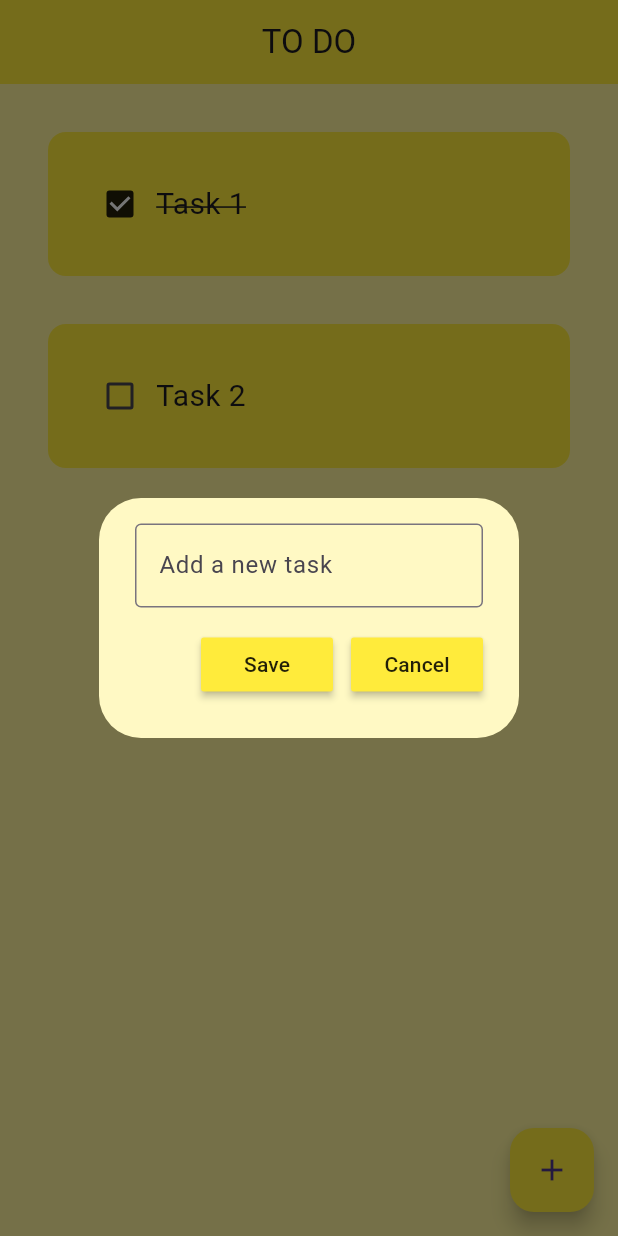
After one commit to glenjaysondmello/taskzen_flutter, a Flutter app: the screen it shows after launch, after a tap on the "add" icon, on a phone screen of 412 x 824 dp. The commit adds this screen. Run offline on Flutter 3.47's test engine with Material 3 defaults, Android fonts, the phone set to English and light mode, and no system bars.

Commit message:
adding tasks using dialog box

```diff
--- a/lib/pages/home_page.dart
+++ b/lib/pages/home_page.dart
@@ -1,4 +1,5 @@
 import 'package:flutter/material.dart';
+import 'package:new_project/util/dialog_box.dart';
 import 'package:new_project/util/todo_tile.dart';
 
 class HomePage extends StatefulWidget {
@@ -9,6 +10,8 @@ class HomePage extends StatefulWidget {
 }
 
 class _HomePageState extends State<HomePage> {
+  final _controller = TextEditingController();
+
   List todoList = [
     ["Task 1", true],
     ["Task 2", false],
@@ -20,6 +23,27 @@ class _HomePageState extends State<HomePage> {
     });
   }
 
+  void _onSave() {
+    setState(() {
+      todoList.add([_controller.text, false]);
+      _controller.clear();
+    });
+    Navigator.of(context).pop();
+  }
+
+  void createNewTask() {
+    showDialog(
+      context: context,
+      builder: (context) {
+        return DialogBox(
+          controller: _controller,
+          onSave: _onSave,
+          onCancel: () => Navigator.of(context).pop(),
+        );
+      },
+    );
+  }
+
   @override
   Widget build(BuildContext context) {
     return Scaffold(
@@ -28,6 +52,11 @@ class _HomePageState extends State<HomePage> {
         backgroundColor: Colors.yellow,
         title: Text("TO DO"),
         centerTitle: true,
+      ),
+      floatingActionButton: FloatingActionButton(
+        onPressed: createNewTask,
+        backgroundColor: Colors.yellow,
+        child: Icon(Icons.add),
       ),
       body: ListView.builder(
         itemCount: todoList.length,
--- /dev/null
+++ b/lib/util/dialog_box.dart
@@ -0,0 +1,50 @@
+import 'package:flutter/material.dart';
+import 'package:new_project/util/my_button.dart';
+
+class DialogBox extends StatelessWidget {
+  final TextEditingController controller;
+  final VoidCallback onSave;
+  final VoidCallback onCancel;
+
+  const DialogBox({
+    super.key,
+    required this.controller,
+    required this.onSave,
+    required this.onCancel,
+  });
+
+  @override
+  Widget build(BuildContext context) {
+    return AlertDialog(
+      backgroundColor: Colors.yellow[100],
+      content: SizedBox(
+        height: 120,
+        child: Column(
+          mainAxisAlignment: MainAxisAlignment.spaceEvenly,
+          children: [
+            TextField(
+              controller: controller,
+              decoration: InputDecoration(
+                border: OutlineInputBorder(),
+                hintText: "Add a new task",
+              ),
+            ),
+
+            SizedBox(height: 12),
+
+            Row(
+              mainAxisAlignment: MainAxisAlignment.end,
+              children: [
+                MyButton(text: "Save", onPressed: onSave),
+
+                SizedBox(width: 12),
+
+                MyButton(text: "Cancel", onPressed: onCancel),
+              ],
+            ),
+          ],
+        ),
+      ),
+    );
+  }
+}
--- /dev/null
+++ b/lib/util/my_button.dart
@@ -0,0 +1,17 @@
+import 'package:flutter/material.dart';
+
+class MyButton extends StatelessWidget {
+  final String text;
+  final VoidCallback onPressed;
+
+  const MyButton({super.key, required this.text, required this.onPressed});
+
+  @override
+  Widget build(BuildContext context) {
+    return MaterialButton(
+      onPressed: onPressed,
+      color: Colors.yellow,
+      child: Text(text),
+    );
+  }
+}
```
